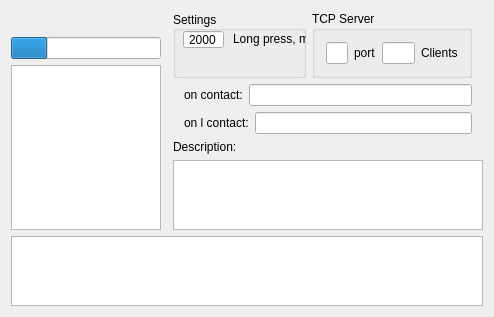
baradoid/popov-nfc-desktop-ctrl, file dialog.ui: the form before one commit.
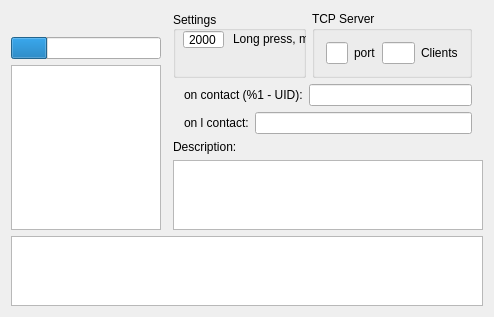
The form after the commit.

```diff
--- a/dialog.ui
+++ b/dialog.ui
@@ -7,7 +7,7 @@
     <x>0</x>
     <y>0</y>
     <width>494</width>
-    <height>288</height>
+    <height>296</height>
    </rect>
   </property>
   <property name="windowTitle">
@@ -276,7 +276,7 @@
             <item>
              <widget class="QLabel" name="label_5">
               <property name="text">
-               <string>on contact:</string>
+               <string>on contact (%1 - UID):</string>
               </property>
              </widget>
             </item>
```
